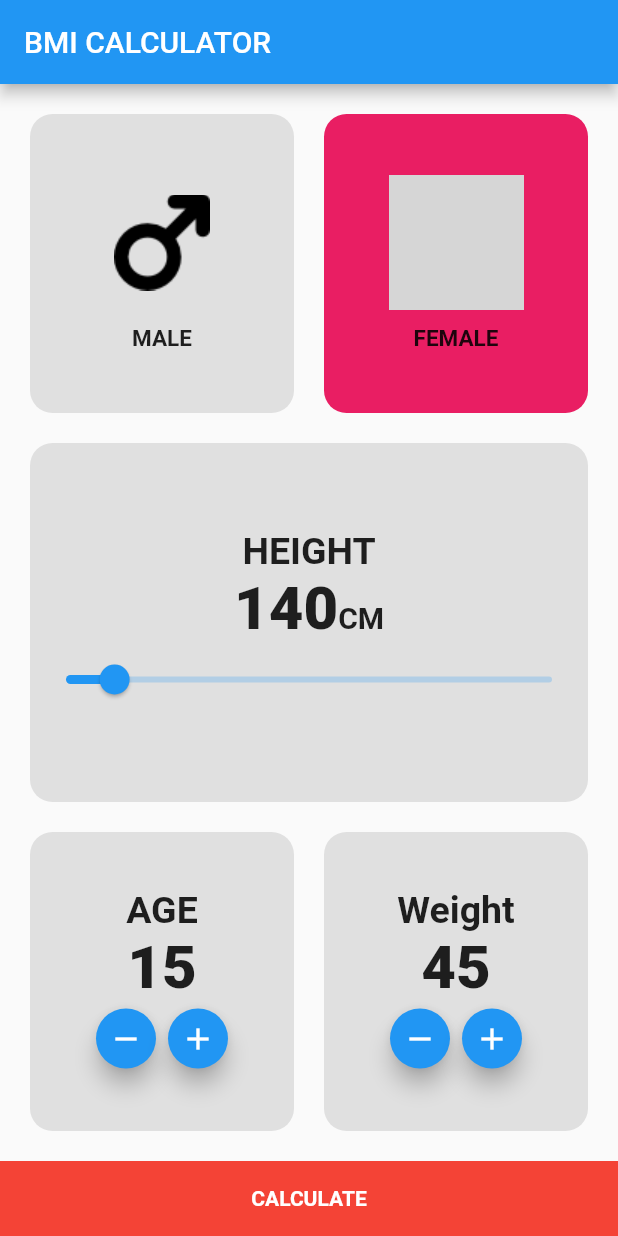
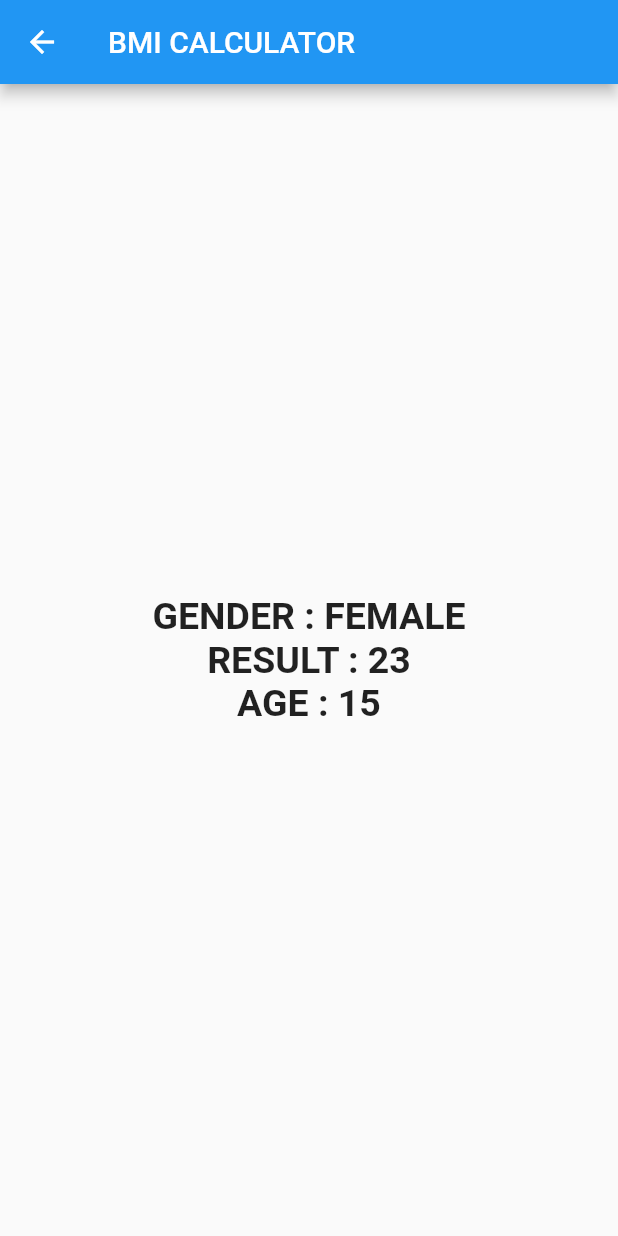
Before and after one commit to charaf19/BMI_Calculator, a Flutter app: the screen it shows after launch, after a tap on "CALCULATE", on a phone screen of 412 x 824 dp. Run offline on Flutter 3.47's test engine with Material 2 defaults, Android fonts, the phone set to English and light mode, and no system bars; grey boxes are pictures that could not be loaded.

Commit message:
navigation and pass data to the second screen

```diff
--- a/lib/BMI_Calculator.dart
+++ b/lib/BMI_Calculator.dart
@@ -1,3 +1,6 @@
+import 'dart:math';
+
+import 'package:bmi_calculator/BMI_resust_screen.dart';
 import 'package:flutter/material.dart';
 import 'package:flutter/src/foundation/key.dart';
 import 'package:flutter/src/widgets/framework.dart';
@@ -267,7 +270,17 @@ class _BmiScreenState extends State<BmiScreen> {
                 fontWeight: FontWeight.bold,
               ),
             ),
-            onPressed: () {},
+            onPressed: () {
+              double result = weight / pow(height / 100, 2);
+              Navigator.push(
+                  context,
+                  MaterialPageRoute(
+                      builder: (context) => BmiResultScreen(
+                            isMale: isMale,
+                            age: age,
+                            result: result,
+                          )));
+            },
           ),
         )
       ]),
--- /dev/null
+++ b/lib/BMI_resust_screen.dart
@@ -0,0 +1,39 @@
+import 'package:flutter/material.dart';
+import 'package:flutter/src/foundation/key.dart';
+import 'package:flutter/src/widgets/framework.dart';
+import 'package:bmi_calculator/BMI_Calculator.dart';
+
+class BmiResultScreen extends StatelessWidget {
+  final bool isMale;
+  final int age;
+  final double result;
+  BmiResultScreen({
+    required this.age,
+    required this.isMale,
+    required this.result,
+  });
+  @override
+  Widget build(BuildContext context) {
+    return Scaffold(
+      appBar: AppBar(
+        title: Text('BMI CALCULATOR'),
+      ),
+      body: Center(
+        child: Column(mainAxisAlignment: MainAxisAlignment.center, children: [
+          Text(
+            'GENDER : ${isMale ? 'MALE' : 'FEMALE'}',
+            style: TextStyle(fontSize: 25, fontWeight: FontWeight.bold),
+          ),
+          Text(
+            'RESULT : ${result.round()}',
+            style: TextStyle(fontSize: 25, fontWeight: FontWeight.bold),
+          ),
+          Text(
+            'AGE : $age',
+            style: TextStyle(fontSize: 25, fontWeight: FontWeight.bold),
+          ),
+        ]),
+      ),
+    );
+  }
+}
--- a/lib/main.dart
+++ b/lib/main.dart
@@ -1,4 +1,5 @@
 import 'package:bmi_calculator/BMI_Calculator.dart';
+import 'package:bmi_calculator/BMI_resust_screen.dart';
 import 'package:flutter/material.dart';
 
 void main() {
```
